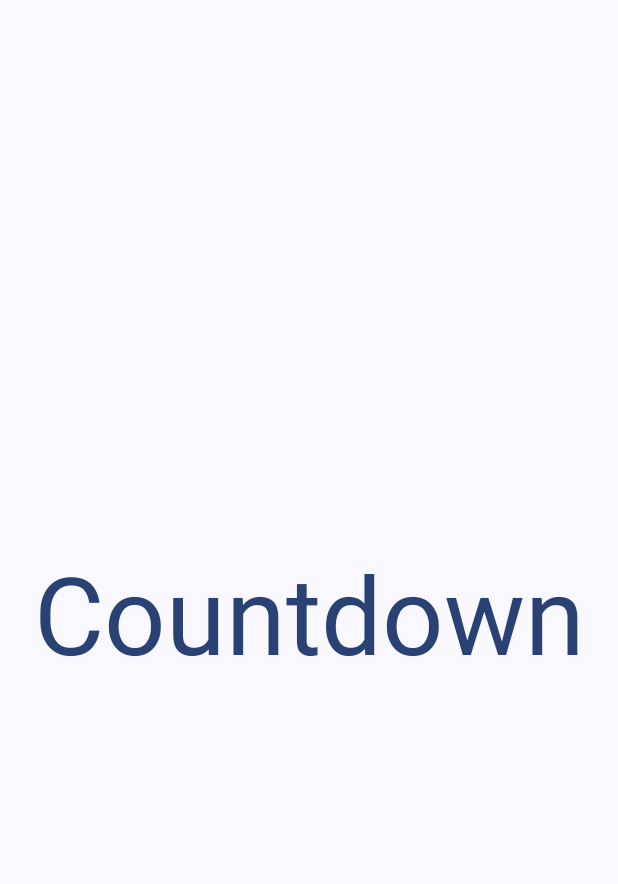
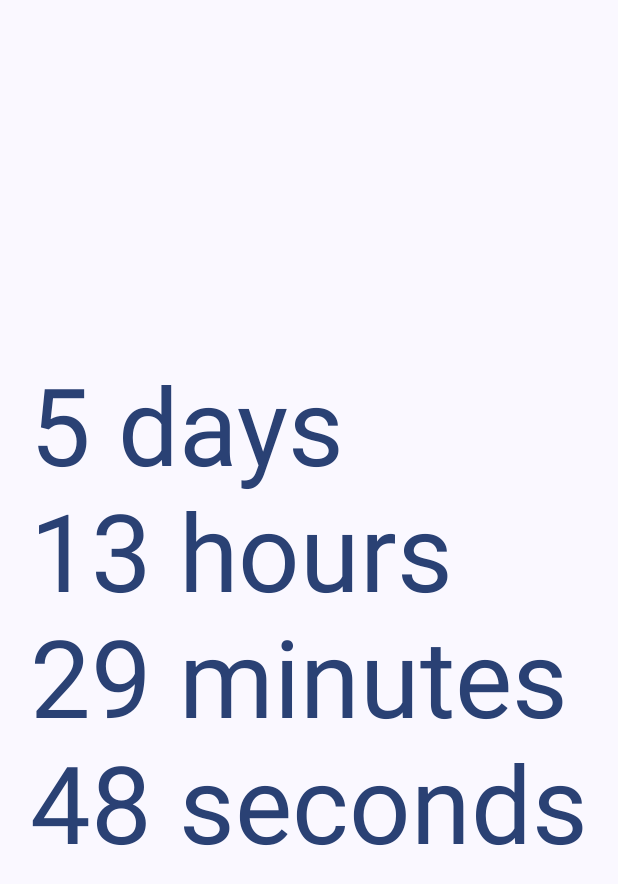
Before and after one commit to ngokani/IsItFriday, an Android app built with Jetpack Compose: the CountdownScreen screen opened through its navigation route, on a phone screen of 412 x 824 dp. Shown: the top 884 px of the screen. Run offline under Robolectric (Android 15) with nearby library versions, the light colour scheme and no system bars.

Commit message:
Create timer on press down

```diff
--- a/app/src/main/java/uk/co/technikhil/isitfriday/ui/screens/CountdownScreen.kt
+++ b/app/src/main/java/uk/co/technikhil/isitfriday/ui/screens/CountdownScreen.kt
@@ -7,15 +7,29 @@
 import androidx.compose.material3.MaterialTheme
 import androidx.compose.material3.Text
 import androidx.compose.runtime.Composable
+import androidx.compose.runtime.getValue
 import androidx.compose.ui.Alignment
 import androidx.compose.ui.Modifier
+import androidx.compose.ui.res.stringResource
 import androidx.compose.ui.text.TextStyle
 import androidx.compose.ui.unit.sp
+import androidx.lifecycle.viewmodel.compose.viewModel
+import uk.co.technikhil.isitfriday.R
+import uk.co.technikhil.isitfriday.ui.viewmodels.CountdownViewModel
+import uk.co.technikhil.isitfriday.ui.viewmodels.TimeUntil
 
 @Composable
 fun CountdownScreen(
     modifier: Modifier = Modifier
 ) {
+    val viewModel = viewModel<CountdownViewModel>()
+    val countdownState by viewModel.countdown
+
+    CountdownText(modifier, countdownState)
+}
+
+@Composable
+private fun CountdownText(modifier: Modifier, countdownState: TimeUntil) {
     Column(
         modifier = modifier
             .fillMaxSize()
@@ -23,12 +37,18 @@
         verticalArrangement = Arrangement.Center,
         horizontalAlignment = Alignment.CenterHorizontally
     ) {
-
-        Text(
-            text = "Countdown",
-            style = TextStyle(fontSize = 72.sp),
-            color = MaterialTheme.colorScheme.primary
-        )
+        with(countdownState) {
+            Text(
+                text = stringResource(
+                    R.string.days_hours_minutes_seconds,
+                    days,
+                    hours,
+                    minutes,
+                    seconds
+                ),
+                style = TextStyle(fontSize = 72.sp),
+                color = MaterialTheme.colorScheme.primary
+            )
+        }
     }
-
 }
--- /dev/null
+++ b/app/src/main/java/uk/co/technikhil/isitfriday/ui/usecases/IsTodayFridayUseCase.kt
@@ -0,0 +1,11 @@
+package uk.co.technikhil.isitfriday.ui.usecases
+
+import java.util.Calendar
+
+class IsTodayFridayUseCase {
+    operator fun invoke(): Boolean {
+        val calendar = Calendar.getInstance()
+        val dayOfWeek = calendar.get(Calendar.DAY_OF_WEEK)
+        return dayOfWeek == Calendar.FRIDAY
+    }
+}
--- a/app/src/main/java/uk/co/technikhil/isitfriday/ui/viewmodels/AnswerViewModel.kt
+++ b/app/src/main/java/uk/co/technikhil/isitfriday/ui/viewmodels/AnswerViewModel.kt
@@ -8,15 +8,17 @@
 import kotlinx.coroutines.delay
 import kotlinx.coroutines.launch
 import kotlinx.coroutines.withContext
+import uk.co.technikhil.isitfriday.ui.usecases.IsTodayFridayUseCase
 import java.time.LocalDate
 import java.time.LocalDateTime
 import java.time.LocalTime
 import java.time.temporal.ChronoUnit
-import java.util.Calendar
 
 class AnswerViewModel : ViewModel() {
     private val _answer = mutableStateOf(false)
     val answer: State<Boolean> = _answer
+
+    private val isTodayFriday = IsTodayFridayUseCase()
 
     init {
         refreshAnswer()
@@ -25,13 +27,13 @@
 
     fun onEvent(event: AnswerEvent) {
         when (event) {
-            is AnswerEvent.Refresh -> refreshAnswer()
+            AnswerEvent.ViewCreated -> TODO()
+            AnswerEvent.Refresh -> refreshAnswer()
         }
     }
 
     private fun refreshAnswer() {
-        val dayOfWeek = Calendar.getInstance().get(Calendar.DAY_OF_WEEK)
-        _answer.value = dayOfWeek == Calendar.FRIDAY
+        _answer.value = isTodayFriday()
     }
 
     private fun startRefreshTimer() {
@@ -56,5 +58,6 @@
 }
 
 sealed interface AnswerEvent {
+    data object ViewCreated : AnswerEvent
     data object Refresh : AnswerEvent
 }
--- /dev/null
+++ b/app/src/main/java/uk/co/technikhil/isitfriday/ui/viewmodels/CountdownViewModel.kt
@@ -0,0 +1,78 @@
+package uk.co.technikhil.isitfriday.ui.viewmodels
+
+import androidx.compose.runtime.State
+import androidx.compose.runtime.mutableStateOf
+import androidx.lifecycle.ViewModel
+import androidx.lifecycle.viewModelScope
+import kotlinx.coroutines.Dispatchers
+import kotlinx.coroutines.delay
+import kotlinx.coroutines.launch
+import java.time.LocalDateTime
+import java.time.LocalTime
+
+class CountdownViewModel : ViewModel() {
+    private val _countdown = mutableStateOf(TimeUntil(0, 0, 0, 0))
+    val countdown: State<TimeUntil> = _countdown
+
+    init {
+        startCountdown()
+        viewModelScope.launch(Dispatchers.IO) {
+            while (true) {
+                startCountdown()
+
+                delay(ONE_SECOND_IN_MILLIS.toLong())
+            }
+        }
+    }
+
+    private fun startCountdown() {
+        val now = LocalDateTime.now()
+        val target = getNextFriday()
+        val duration = java.time.Duration.between(now, target)
+        _countdown.value = TimeUntil(
+            days = duration.toDays().toInt(),
+            hours = (duration.toHours() % ONE_DAY_IN_HOURS).toInt(),
+            minutes = (duration.toMinutes() % ONE_HOUR_IN_MINUTES).toInt(),
+            seconds = ((duration.toMillis() / ONE_SECOND_IN_MILLIS) % ONE_MINUTE_IN_SECONDS).toInt()
+        )
+    }
+
+    private fun getNextFriday(): LocalDateTime {
+        val now = LocalDateTime.now()
+        val currentDayOfWeek = now.dayOfWeek.value
+        val daysUntilFriday = when {
+            currentDayOfWeek < FRIDAY_NUMERIC_VALUE -> {
+                FRIDAY_NUMERIC_VALUE - currentDayOfWeek
+            }
+
+            currentDayOfWeek == FRIDAY_NUMERIC_VALUE -> {
+                0 // No days to add, calculate time until end of day
+            }
+
+            else -> {
+                DAYS_IN_WEEK - currentDayOfWeek + FRIDAY_NUMERIC_VALUE
+            }
+        }
+        return now.plusDays(daysUntilFriday.toLong()).with(LocalTime.of(23, 59, 59))
+    }
+
+    private companion object {
+        const val FRIDAY_NUMERIC_VALUE = 5
+        const val DAYS_IN_WEEK = 7
+        const val ONE_DAY_IN_HOURS = 24
+        const val ONE_HOUR_IN_MINUTES = 60
+        const val ONE_MINUTE_IN_SECONDS = 60
+        const val ONE_SECOND_IN_MILLIS = 1000
+    }
+}
+
+data class TimeUntil(
+    val days: Int,
+    val hours: Int,
+    val minutes: Int,
+    val seconds: Int
+)
+
+sealed interface CountdownEvent {
+    data object ViewCreated : CountdownEvent
+}
--- a/app/src/main/res/values/strings.xml
+++ b/app/src/main/res/values/strings.xml
@@ -2,4 +2,5 @@
     <string name="app_name">Is It Friday</string>
     <string name="yes">Yes</string>
     <string name="no">No</string>
+    <string name="days_hours_minutes_seconds">%1$s days\n%2$s hours\n%3$s minutes\n%4$s seconds</string>
 </resources>
```
